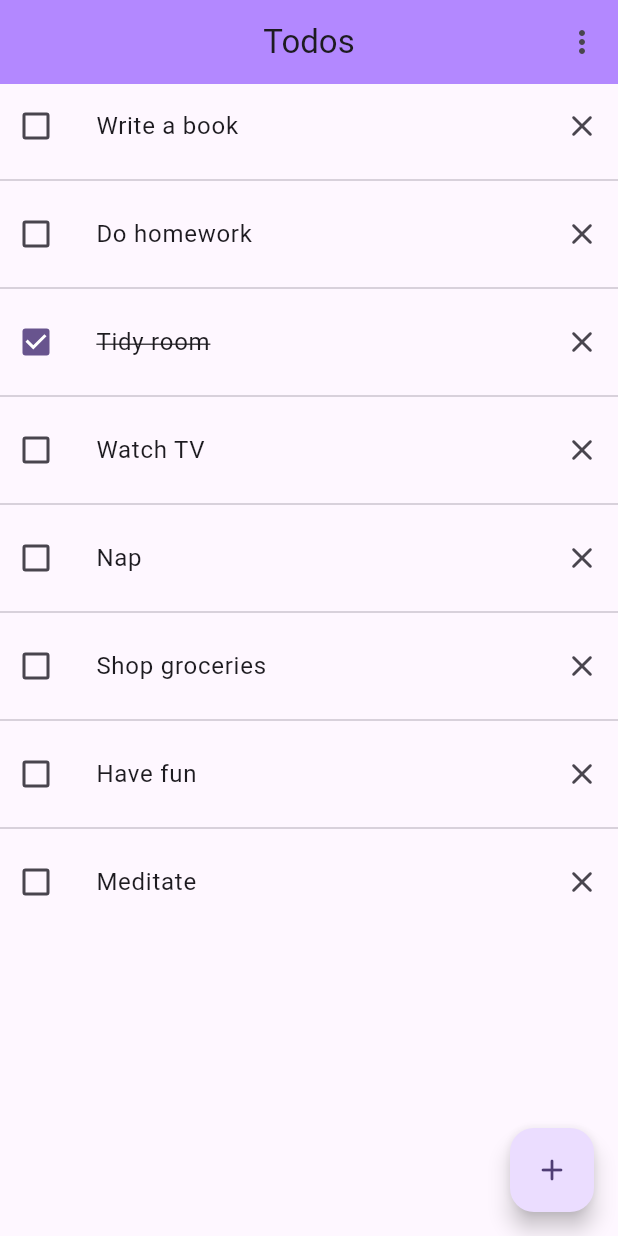
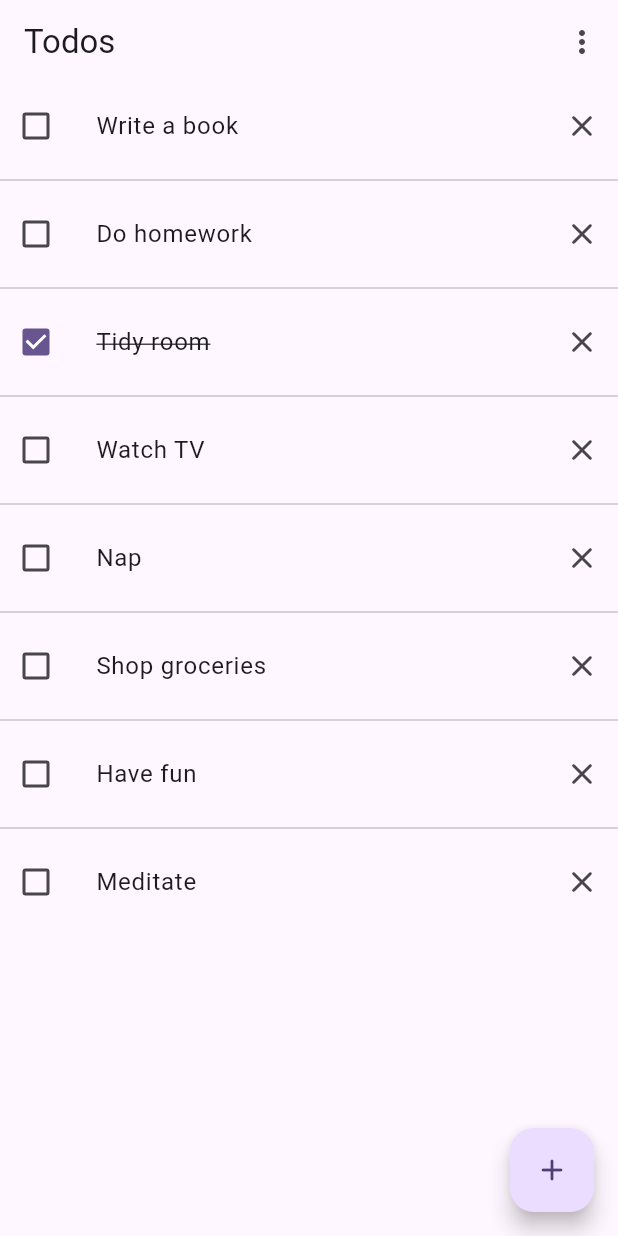
Before and after one commit to gu-tig333-ht24/gusneuza, a Flutter app: the screen it shows after launch, on a phone screen of 412 x 824 dp. Run offline on Flutter 3.47's test engine with Material 3 defaults, Android fonts, the phone set to English and light mode, and no system bars.

Commit message:
clean up home page and move list to separate widget

```diff
--- a/lib/src/pages/home_page.dart
+++ b/lib/src/pages/home_page.dart
@@ -1,20 +1,10 @@
 import 'package:flutter/material.dart';
-import 'package:template/src/pages/add_todo_page.dart';
 
+import '../constants/app_constants.dart';
 import '../enums/todo_filter.dart';
-import '../models/todo.dart';
 import '../widgets/todo_filter_menu.dart';
-
-List<Todo> _todoItems = [
-  Todo(id: "1", title: "Write a book"),
-  Todo(id: "2", title: "Do homework"),
-  Todo(id: "3", title: "Tidy room", done: true),
-  Todo(id: "4", title: "Watch TV"),
-  Todo(id: "5", title: "Nap"),
-  Todo(id: "6", title: "Shop groceries"),
-  Todo(id: "7", title: "Have fun"),
-  Todo(id: "8", title: "Meditate"),
-];
+import '../widgets/todo_list.dart';
+import 'add_todo_page.dart';
 
 class HomePage extends StatelessWidget {
   const HomePage({super.key});
@@ -28,9 +18,7 @@ class HomePage extends StatelessWidget {
             onFilterSelected: (TodoFilter newSelection) {},
           ),
         ],
-        centerTitle: true,
-        title: Text("Todos"),
-        backgroundColor: Colors.deepPurpleAccent.shade100,
+        title: const Text(AppConstants.appTitle),
       ),
       floatingActionButton: FloatingActionButton(
         onPressed: () {
@@ -38,33 +26,9 @@ class HomePage extends StatelessWidget {
             MaterialPageRoute(builder: (context) => const AddTodoPage()),
           );
         },
-        child: Icon(Icons.add_rounded),
+        child: const Icon(Icons.add_rounded),
       ),
-      body: ListView.separated(
-        padding: EdgeInsets.all(0),
-        itemCount: _todoItems.length,
-        itemBuilder: (BuildContext context, int index) {
-          var item = _todoItems[index];
-          return ListTile(
-            contentPadding: EdgeInsets.all(0),
-            leading: Checkbox(value: item.done, onChanged: (_) {}),
-            title: Text(
-              item.title,
-              style: TextStyle(
-                  decoration: item.done
-                      ? TextDecoration.lineThrough
-                      : TextDecoration.none),
-            ),
-            trailing: IconButton(
-              onPressed: () {},
-              icon: Icon(Icons.close_rounded),
-            ),
-          );
-        },
-        separatorBuilder: (BuildContext context, int index) {
-          return Divider();
-        },
-      ),
+      body: const TodoList(),
     );
   }
 }
--- /dev/null
+++ b/lib/src/widgets/todo_list.dart
@@ -0,0 +1,36 @@
+import 'package:flutter/material.dart';
+
+import '../models/todo.dart';
+
+class TodoList extends StatelessWidget {
+  const TodoList({super.key});
+
+  @override
+  Widget build(BuildContext context) {
+    return ListView.separated(
+      padding: const EdgeInsets.all(0),
+      itemCount: TodoExtensions.samples.length,
+      itemBuilder: (BuildContext context, int index) {
+        var item = TodoExtensions.samples[index];
+        return ListTile(
+          contentPadding: const EdgeInsets.all(0),
+          leading: Checkbox(value: item.done, onChanged: (_) {}),
+          title: Text(
+            item.title,
+            style: TextStyle(
+                decoration: item.done
+                    ? TextDecoration.lineThrough
+                    : TextDecoration.none),
+          ),
+          trailing: IconButton(
+            onPressed: () {},
+            icon: const Icon(Icons.close_rounded),
+          ),
+        );
+      },
+      separatorBuilder: (BuildContext context, int index) {
+        return const Divider();
+      },
+    );
+  }
+}
```
